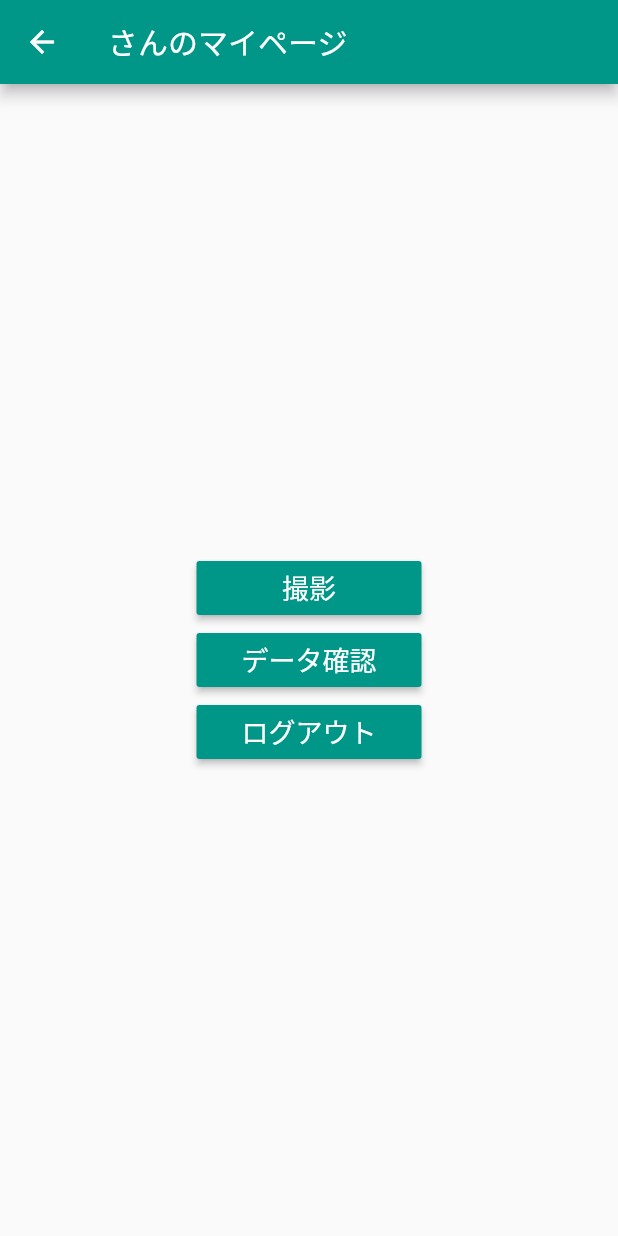
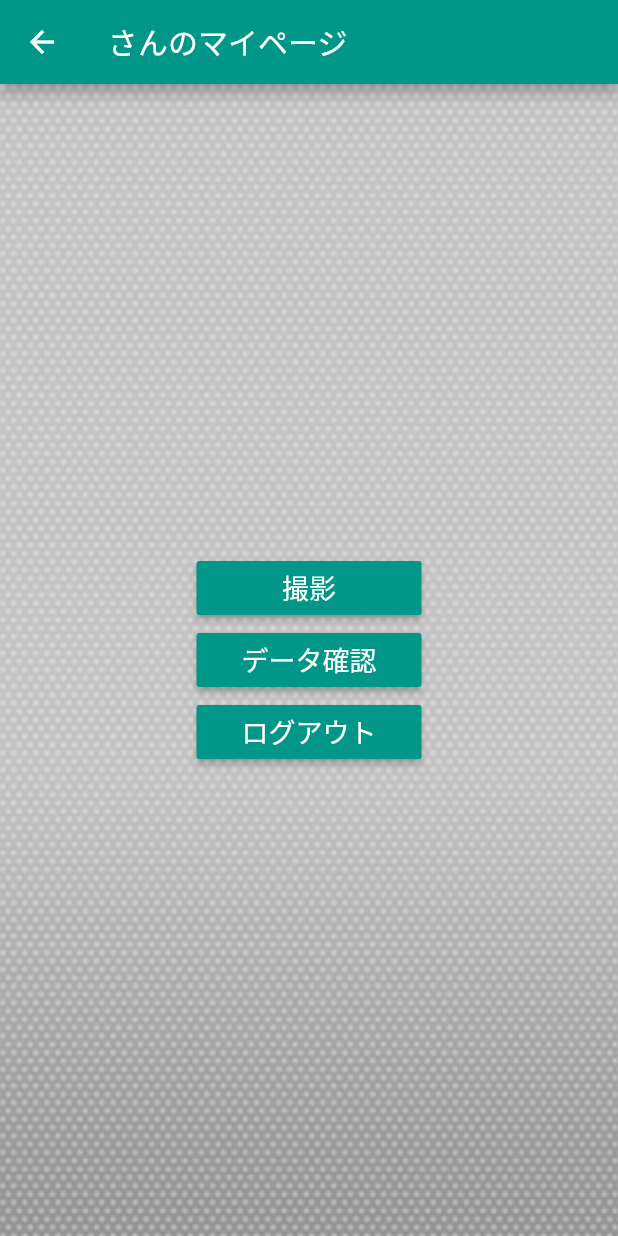
Before and after one commit to YutaSatoALAN/first_test_4, a Flutter app: the MainPage screen opened directly with empty values, on a phone screen of 412 x 824 dp. Run offline on Flutter 3.47's test engine with Material 2 defaults, Android fonts, the phone set to English and light mode, and no system bars; our stand-ins replace camera, cloud_firestore, firebase_auth, firebase_core, firebase_storage, fluttertoast and 1 more; missing offline and left inert: flutter_video_compress; accounts and stored records are empty; network calls fail.

```diff
--- a/lib/description_model.dart
+++ b/lib/description_model.dart
@@ -29,7 +29,7 @@ class DescriptionModel extends ChangeNotifier {
             ),
           ),
         ];
-        this.controller = VideoPlayerController.asset('assets/FT.mp4');
+        this.controller = VideoPlayerController.asset('assets/FT2.mp4');
         break;
       case 'legTapping':
         this.descriptionTexts = [
--- a/lib/main_page.dart
+++ b/lib/main_page.dart
@@ -17,7 +17,9 @@ class MainPage extends StatefulWidget {
 class _MainPageState extends State<MainPage> {
   @override
   Widget build(BuildContext context) {
+
     final String email = widget.email;
+
     return ChangeNotifierProvider(
       create: (_) => MainModel()..getUsername(email),
       child: Consumer<MainModel>(
@@ -29,7 +31,16 @@ class _MainPageState extends State<MainPage> {
               title: Text('$usernameさんのマイページ'),
               backgroundColor: Colors.teal,
             ),
-            body: Center(
+            body: Container(
+              width: double.infinity,
+              height: double.infinity,
+              decoration: BoxDecoration(
+                image: DecorationImage(
+                  image: AssetImage('images/background.jpg'),
+                  fit: BoxFit.cover,
+                ),
+              ),
+              child: Center(
                 child: Column(
                   mainAxisAlignment: MainAxisAlignment.center,
                   children: [
@@ -99,6 +110,7 @@ class _MainPageState extends State<MainPage> {
                   ],
                 ),
               ),
+            ),
           );
         },
       ),
--- a/pubspec.yaml
+++ b/pubspec.yaml
@@ -62,3 +62,4 @@ flutter:
     - assets/LT.mp4
     - assets/WK.mp4
     - assets/Ot.mp4
+    - assets/FT2.mp4
```
Also changed, not shown: lib/check_page.dart (+35 -4 lines), lib/description_page.dart (+13 -2 lines), lib/list_page.dart (+15 -4 lines), 1 other file. Lines whose indentation alone changed are shown as unchanged.
